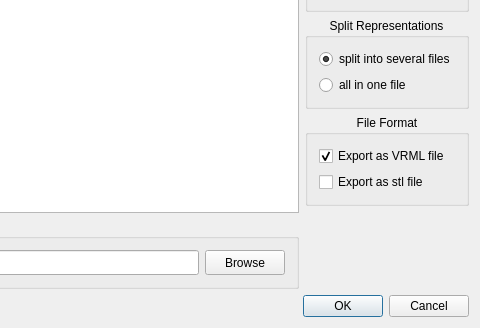
The window that source/VIEW/DIALOGS/exportGeometryDialog.ui (BALL-Project/ball) describes before a commit, drawn with Qt 5; both pictures show x 178 to 658 and y 90 to 418 of the 658 by 418 pixel window.
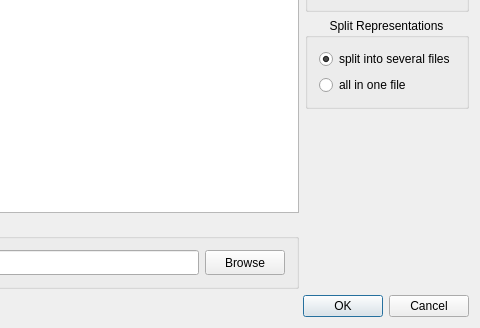
The same window after the commit.

Commit message:
[VIEW] Deprecate VRMLRenderer
Use STLRenderer instead

```diff
--- a/source/VIEW/DIALOGS/exportGeometryDialog.ui
+++ b/source/VIEW/DIALOGS/exportGeometryDialog.ui
@@ -189,44 +189,6 @@
          </layout>
         </widget>
        </item>
-       <item>
-        <widget class="QGroupBox" name="groupBox12_2">
-         <property name="title">
-          <string>File Format</string>
-         </property>
-         <property name="alignment">
-          <set>Qt::AlignHCenter</set>
-         </property>
-         <layout class="QVBoxLayout" name="verticalLayout_4">
-          <item>
-           <widget class="QCheckBox" name="vrml_box">
-            <property name="toolTip">
-             <string>Export selected representations </string>
-            </property>
-            <property name="text">
-             <string>Export as VRML file</string>
-            </property>
-            <property name="checked">
-             <bool>true</bool>
-            </property>
-           </widget>
-          </item>
-          <item>
-           <widget class="QCheckBox" name="stl_box">
-            <property name="enabled">
-             <bool>true</bool>
-            </property>
-            <property name="text">
-             <string>Export as stl file</string>
-            </property>
-            <property name="checked">
-             <bool>false</bool>
-            </property>
-           </widget>
-          </item>
-         </layout>
-        </widget>
-       </item>
        <item>
         <spacer name="verticalSpacer">
          <property name="orientation">
```
The commit also changes 8 other files.
